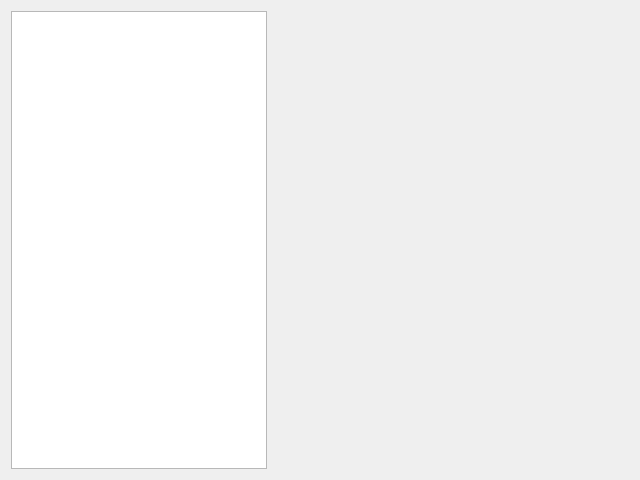
This is examples/dropbox/mainwindow.ui in sharkpp/QAuthWith as Qt 5 draws it before an edit. The edited form follows.
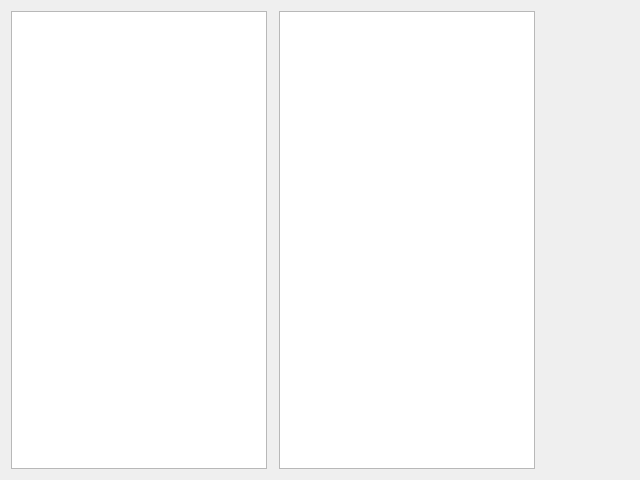
This is the edited form. Custom widgets are drawn as their Qt base class.

Commit message: とりあえずコミット

The edit to the form file:
```diff
--- a/examples/dropbox/mainwindow.ui
+++ b/examples/dropbox/mainwindow.ui
@@ -28,6 +28,9 @@
       </property>
      </widget>
     </item>
+    <item>
+     <widget class="QTextEdit" name="textEdit"/>
+    </item>
     <item>
      <widget class="QStackedWidget" name="methodProperty">
       <property name="currentIndex">
```
